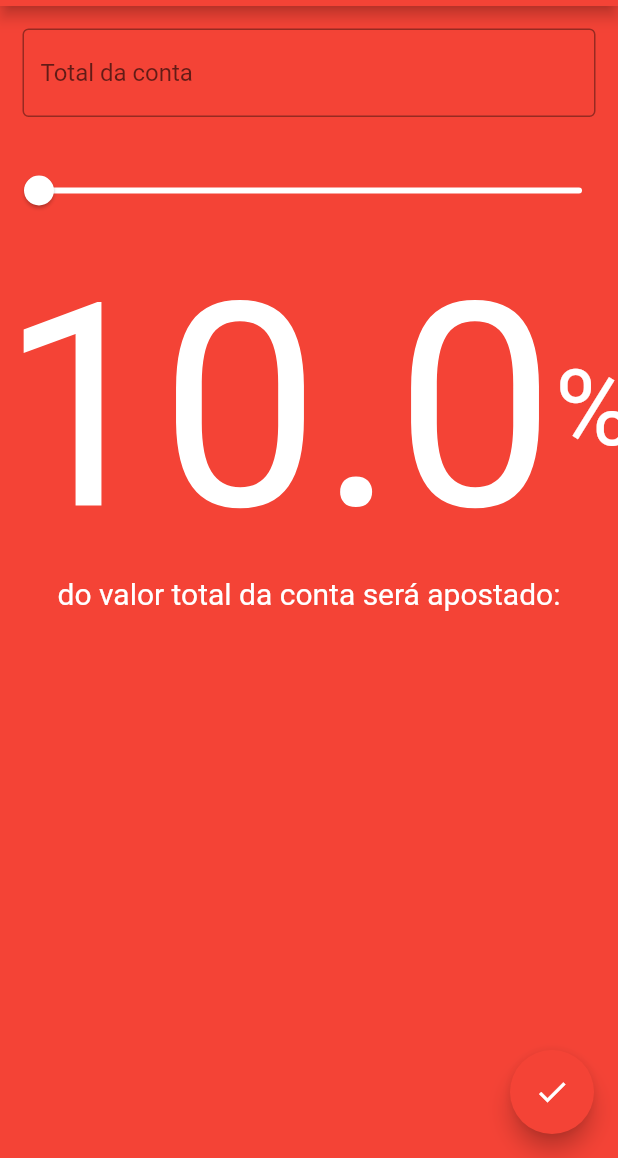
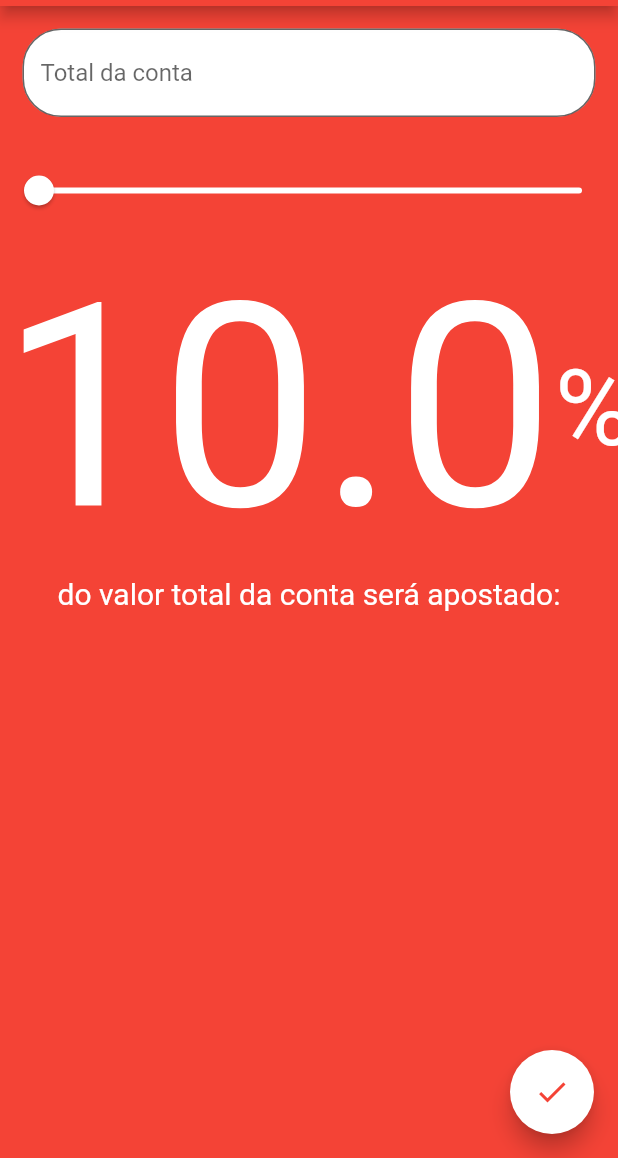
Before and after one commit to EdnildoCunha/iBetApp, a Flutter app: the screen it shows after launch, after a tap on the "check" icon, on a phone screen of 412 x 824 dp, the part 78-1236 px from its top. Run offline on Flutter 3.47's test engine with Material 2 defaults, Android fonts, the light colour scheme and no system bars.

Commit message:
tela de apostas completa

```diff
--- a/app/lib/main.dart
+++ b/app/lib/main.dart
@@ -26,12 +26,10 @@ class MyHomePage extends StatefulWidget {
 }
 
 class _MyHomePageState extends State<MyHomePage> {
-  int _counter = 0;
   double _valorSlider = 10;
-  //function save value count
-  void _saveValue() {
-    setState(() {});
-  }
+  double _total;
+
+  final inputTotal = TextEditingController();
 
   @override
   Widget build(BuildContext context) {
@@ -48,8 +46,15 @@ class _MyHomePageState extends State<MyHomePage> {
           Padding(
             padding: const EdgeInsets.all(15.0),
             child: TextField(
+              controller: inputTotal,
               decoration: InputDecoration(
-                  border: OutlineInputBorder(), hintText: "Total da conta"),
+                  filled: true,
+                  fillColor: Colors.white,
+                  border: OutlineInputBorder(
+                    borderSide: BorderSide(color: Colors.white),
+                    borderRadius: BorderRadius.circular(25.7),
+                  ),
+                  hintText: "Total da conta"),
             ),
           ),
           Padding(
@@ -61,7 +66,6 @@ class _MyHomePageState extends State<MyHomePage> {
               min: 10,
               max: 100,
               divisions: 18,
-              //label: _valorSlider.round().toString(),
               onChanged: (double valor) {
                 setState(() {
                   _valorSlider = valor;
@@ -102,10 +106,12 @@ class _MyHomePageState extends State<MyHomePage> {
         ],
       ),
       floatingActionButton: FloatingActionButton(
+        backgroundColor: Colors.white,
         onPressed: () {
-          return _saveValue();
+          _total = double.parse(inputTotal.text) * (_valorSlider / 100);
+          print("$_total");
         },
-        child: Icon(Icons.check),
+        child: Icon(Icons.check, color: Colors.red),
       ),
     );
   }
```
